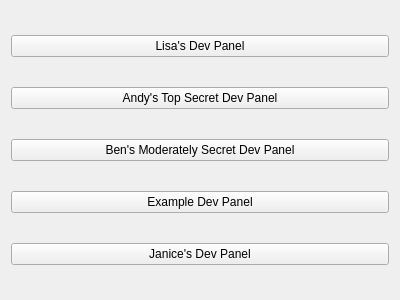
This is opsDevPanel.ui in slaclab/devPanel as Qt 5 draws it before an edit. The edited form follows.
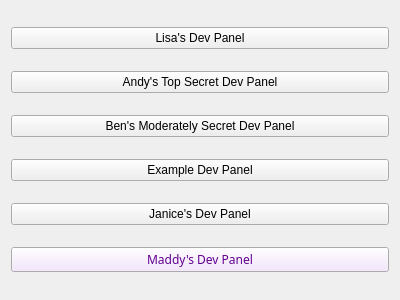
This is the edited form. Custom widgets are drawn as their Qt base class.

Commit message: adding Maddy/devPanelMaddy.ui and opsDevPanel.ui after properly forking and pulling updated changes

Diff of the .ui file:
```diff
--- a/opsDevPanel.ui
+++ b/opsDevPanel.ui
@@ -89,6 +89,90 @@
      </property>
     </widget>
    </item>
+   <item row="5" column="0">
+    <widget class="PyDMRelatedDisplayButton" name="PyDMRelatedDisplayButton">
+     <property name="palette">
+      <palette>
+       <active>
+        <colorrole role="Button">
+         <brush brushstyle="SolidPattern">
+          <color alpha="255">
+           <red>240</red>
+           <green>224</green>
+           <blue>251</blue>
+          </color>
+         </brush>
+        </colorrole>
+        <colorrole role="ButtonText">
+         <brush brushstyle="SolidPattern">
+          <color alpha="255">
+           <red>98</red>
+           <green>0</green>
+           <blue>147</blue>
+          </color>
+         </brush>
+        </colorrole>
+       </active>
+       <inactive>
+        <colorrole role="Button">
+         <brush brushstyle="SolidPattern">
+          <color alpha="255">
+           <red>240</red>
+           <green>224</green>
+           <blue>251</blue>
+          </color>
+         </brush>
+        </colorrole>
+        <colorrole role="ButtonText">
+         <brush brushstyle="SolidPattern">
+          <color alpha="255">
+           <red>98</red>
+           <green>0</green>
+           <blue>147</blue>
+          </color>
+         </brush>
+        </colorrole>
+       </inactive>
+       <disabled>
+        <colorrole role="Button">
+         <brush brushstyle="SolidPattern">
+          <color alpha="255">
+           <red>240</red>
+           <green>224</green>
+           <blue>251</blue>
+          </color>
+         </brush>
+        </colorrole>
+        <colorrole role="ButtonText">
+         <brush brushstyle="SolidPattern">
+          <color alpha="255">
+           <red>190</red>
+           <green>190</green>
+           <blue>190</blue>
+          </color>
+         </brush>
+        </colorrole>
+       </disabled>
+      </palette>
+     </property>
+     <property name="font">
+      <font>
+       <family>Sans Serif</family>
+      </font>
+     </property>
+     <property name="toolTip">
+      <string/>
+     </property>
+     <property name="text">
+      <string>Maddy's Dev Panel</string>
+     </property>
+     <property name="filenames" stdset="0">
+      <stringlist>
+       <string>Maddy/devPanelMaddy.ui</string>
+      </stringlist>
+     </property>
+    </widget>
+   </item>
   </layout>
  </widget>
  <customwidgets>
```
Left out of the diff: 30 changed lines with no effect on the pictures. The commit also changes 1 other file.
